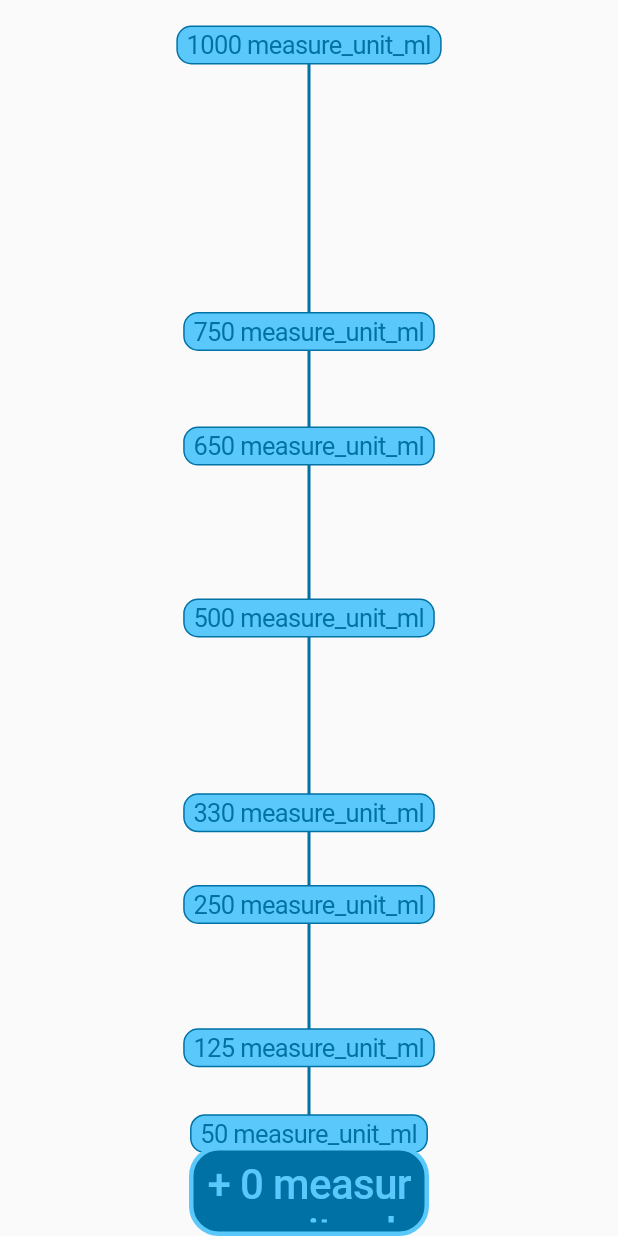
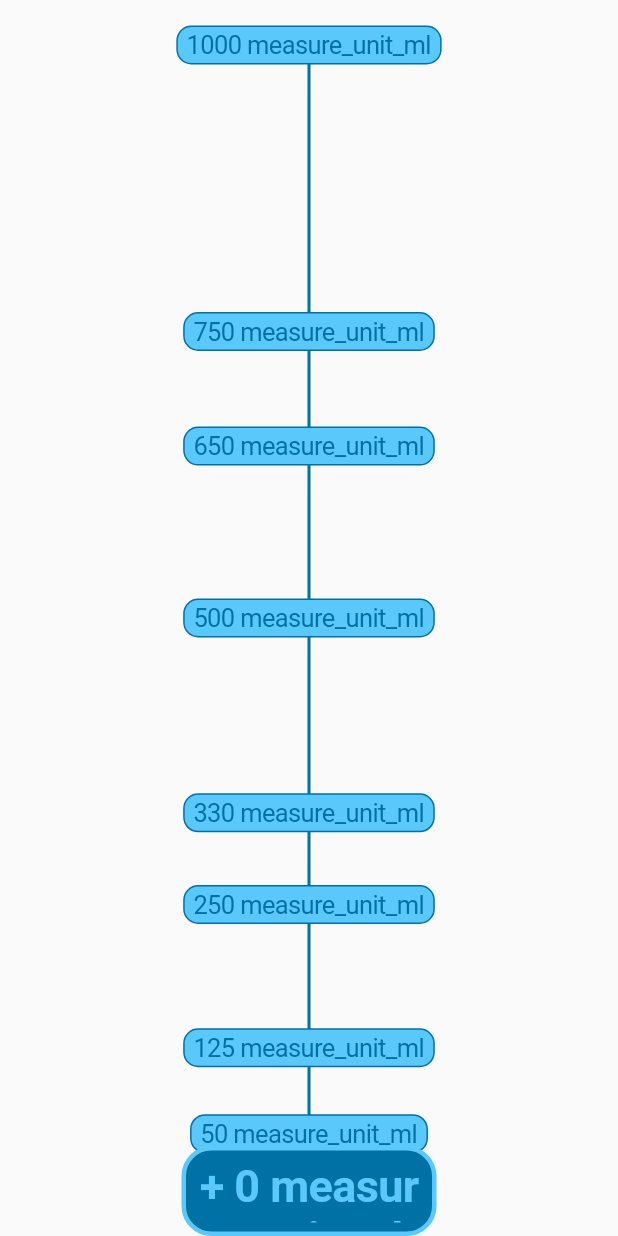
Before and after one commit to alxmoroz/aqualife, a Flutter app: the DispenserSlider widget shown alone on an empty page, opened directly with empty values, on a phone screen of 412 x 824 dp. Run offline on Flutter 3.47's test engine with Material 2 defaults, Android fonts, the phone set to English and light mode, and no system bars; our stand-ins replace flutter_mobx, hive, mobx, package_info_plus; accounts and stored records are empty; generated files the repository leaves out were written again.

Commit message:
#1812 ещё немного для главного экрана

```diff
--- a/lib/ui/main/dispenser_slider.dart
+++ b/lib/ui/main/dispenser_slider.dart
@@ -47,16 +47,17 @@ class _DispenserSliderState extends State<DispenserSlider> {
           jump: true,
           tooltip: FlutterSliderTooltip(disabled: true),
           handlerHeight: 60,
-          handlerWidth: 160,
+          handlerWidth: 170,
           handler: FlutterSliderHandler(
             decoration: BoxDecoration(
                 color: CupertinoDynamicColor.resolve(mainColor, context),
                 borderRadius: BorderRadius.circular(20),
                 border: Border.all(color: CupertinoDynamicColor.resolve(tealColor, context), width: 3)),
-            child: MediumText(
+            child: NormalText(
               '+ $dragValue ${Intl.message(settings.measureUnitCode, name: settings.measureUnitCode)}',
               color: tealColor,
-              size: 28,
+              size: 30,
+              weight: FontWeight.bold,
               align: TextAlign.center,
               padding: const EdgeInsets.all(6),
             ),
```
